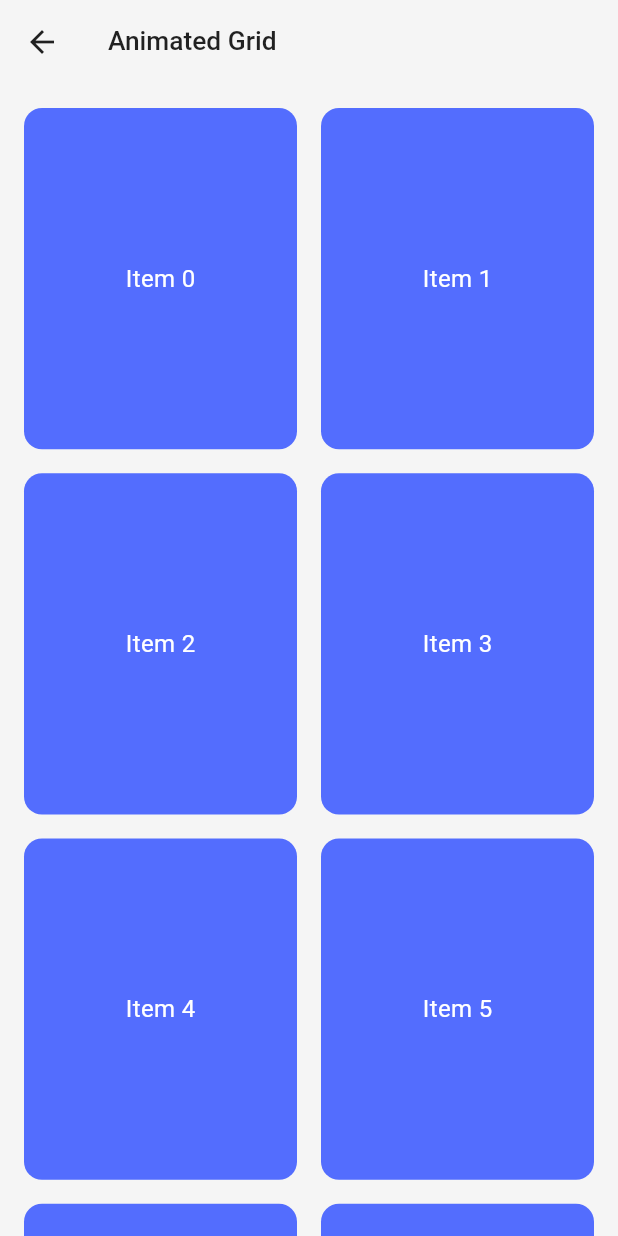
After one commit to AswinAzikar/FeatureRichArchFlutter, a Flutter app: the AnimatedGridScreen screen opened directly, on a phone screen of 412 x 824 dp. The commit adds this screen. Run offline on Flutter 3.47's test engine with Material 3 defaults, Android fonts, the phone set to English and light mode, and no system bars; our stand-ins replace auto_size_text, cached_network_image, custom_rating_bar, dio, dotted_border, flutter_animate and 11 more; missing offline and left inert: gaimon; accounts and stored records are empty.

Commit message:
feat: implement AnimatedGridBuilder and AnimatedGridScreen for enhanced grid animations; remove CustomGridBuilder

```diff
--- /dev/null
+++ b/lib/features/animated_grid_screen/animated_grid_screen.dart
@@ -0,0 +1,30 @@
+import 'package:flutter/material.dart';
+import '../../widgets/animated_grid_builder.dart';
+
+class AnimatedGridScreen extends StatelessWidget {
+  const AnimatedGridScreen({super.key});
+
+  @override
+  Widget build(BuildContext context) {
+    return Scaffold(
+      appBar: AppBar(title: const Text("Animated Grid")),
+      body: AnimatedGridBuilder(
+        itemCount: 20,
+        itemBuilder: (context, index) {
+          return Container(
+            decoration: BoxDecoration(
+              color: Colors.indigoAccent,
+              borderRadius: BorderRadius.circular(12),
+            ),
+            child: Center(
+              child: Text(
+                "Item $index",
+                style: const TextStyle(color: Colors.white, fontSize: 16),
+              ),
+            ),
+          );
+        },
+      ),
+    );
+  }
+}
--- /dev/null
+++ b/lib/widgets/animated_grid_builder.dart
@@ -0,0 +1,166 @@
+import 'dart:ui';
+import 'package:flutter/material.dart';
+
+class AnimatedGridBuilder extends StatefulWidget {
+  final int itemCount;
+  final IndexedWidgetBuilder itemBuilder;
+  final double maxCrossAxisExtent;
+  final double mainAxisSpacing;
+  final double crossAxisSpacing;
+  final double childAspectRatio;
+  final EdgeInsetsGeometry padding;
+  final bool shrinkWrap;
+  final ScrollPhysics? physics;
+  final Duration staggerDuration;
+  final Duration animationDuration;
+
+  const AnimatedGridBuilder({
+    super.key,
+    required this.itemCount,
+    required this.itemBuilder,
+    this.maxCrossAxisExtent = 300,
+    this.mainAxisSpacing = 16,
+    this.crossAxisSpacing = 16,
+    this.childAspectRatio = 0.8,
+    this.padding = const EdgeInsets.all(16),
+    this.shrinkWrap = false,
+    this.physics,
+    this.staggerDuration = const Duration(milliseconds: 50),
+    this.animationDuration = const Duration(milliseconds: 300),
+  });
+
+  @override
+  State<AnimatedGridBuilder> createState() => _AnimatedGridBuilderState();
+}
+
+class _AnimatedGridBuilderState extends State<AnimatedGridBuilder> {
+  bool _isReadyToAnimate = false;
+  final Set<int> _animatedIndices = {};
+
+  @override
+  void initState() {
+    super.initState();
+    Future.delayed(const Duration(milliseconds: 300), () {
+      if (mounted) {
+        setState(() {
+          _isReadyToAnimate = true;
+        });
+      }
+    });
+  }
+
+  @override
+  Widget build(BuildContext context) {
+    return GridView.builder(
+      itemCount: widget.itemCount,
+      shrinkWrap: widget.shrinkWrap,
+      physics: widget.physics,
+      padding: widget.padding,
+      gridDelegate: SliverGridDelegateWithMaxCrossAxisExtent(
+        maxCrossAxisExtent: widget.maxCrossAxisExtent,
+        mainAxisSpacing: widget.mainAxisSpacing,
+        crossAxisSpacing: widget.crossAxisSpacing,
+        childAspectRatio: widget.childAspectRatio,
+      ),
+      itemBuilder: (context, index) {
+        final alreadyAnimated = _animatedIndices.contains(index);
+        final child = widget.itemBuilder(context, index);
+
+        if (!_isReadyToAnimate || alreadyAnimated) {
+          return child;
+        }
+
+        _animatedIndices.add(index);
+        return _AnimatedGridItem(
+          delay: Duration(
+              milliseconds: index * widget.staggerDuration.inMilliseconds),
+          duration: widget.animationDuration,
+          child: child,
+        );
+      },
+    );
+  }
+}
+
+class _AnimatedGridItem extends StatefulWidget {
+  final Widget child;
+  final Duration delay;
+  final Duration duration;
+
+  const _AnimatedGridItem({
+    super.key,
+    required this.child,
+    required this.delay,
+    required this.duration,
+  });
+
+  @override
+  State<_AnimatedGridItem> createState() => _AnimatedGridItemState();
+}
+
+class _AnimatedGridItemState extends State<_AnimatedGridItem>
+    with SingleTickerProviderStateMixin {
+  late AnimationController _controller;
+  late Animation<double> _slideAnimation;
+  late Animation<double> _opacityAnimation;
+  late Animation<double> _blurAnimation;
+
+  @override
+  void initState() {
+    super.initState();
+    _controller = AnimationController(vsync: this, duration: widget.duration);
+
+    _slideAnimation = Tween<double>(begin: 50.0, end: 0.0).animate(
+      CurvedAnimation(parent: _controller, curve: Curves.easeOutCubic),
+    );
+
+    _opacityAnimation = Tween<double>(begin: 0.0, end: 1.0).animate(
+      CurvedAnimation(
+        parent: _controller,
+        curve: const Interval(0.0, 0.6, curve: Curves.easeOut),
+      ),
+    );
+
+    _blurAnimation = Tween<double>(begin: 10.0, end: 0.0).animate(
+      CurvedAnimation(
+        parent: _controller,
+        curve: const Interval(0.4, 1.0, curve: Curves.easeOut),
+      ),
+    );
+
+    Future.delayed(widget.delay, () {
+      if (mounted) {
+        _controller.forward();
+      }
+    });
+  }
+
+  @override
+  void dispose() {
+    _controller.dispose();
+    super.dispose();
+  }
+
+  @override
+  Widget build(BuildContext context) {
+    return AnimatedBuilder(
+      animation: _controller,
+      builder: (context, child) {
+        return Transform.translate(
+          offset: Offset(0, _slideAnimation.value),
+          child: Opacity(
+            opacity: _opacityAnimation.value,
+            child: ImageFiltered(
+              imageFilter: ImageFilter.blur(
+                sigmaX: _blurAnimation.value,
+                sigmaY: _blurAnimation.value,
+              ),
+              child: child,
+            ),
+          ),
+        );
+      },
+      child: widget.child,
+    );
+  }
+}
--- a/properties.txt
+++ b/properties.txt
@@ -21,7 +21,7 @@ widgets or components
 
 4. custom_tabbar_with_view.dart: Custom Tabbar and Tabview
 5. rating_star: A widget to display and handle star-based rating functionality.
-6. custom_grid_builder: A widget to build customizable grid layouts with dynamic data and styling options.
+6. AnimatedGridBuilder: A widget to build animated grids with smooth transitions and dynamic content updates.
 7. app_links package added and andriodmanifest updated with app_links
 
 
```
Also changed, not shown: lib/features/navigation_screen/navigation_screen.dart (+47 -14 lines), lib/widgets/custom_grid_builder.dart (deleted, +0 -43 lines), 1 other file.
